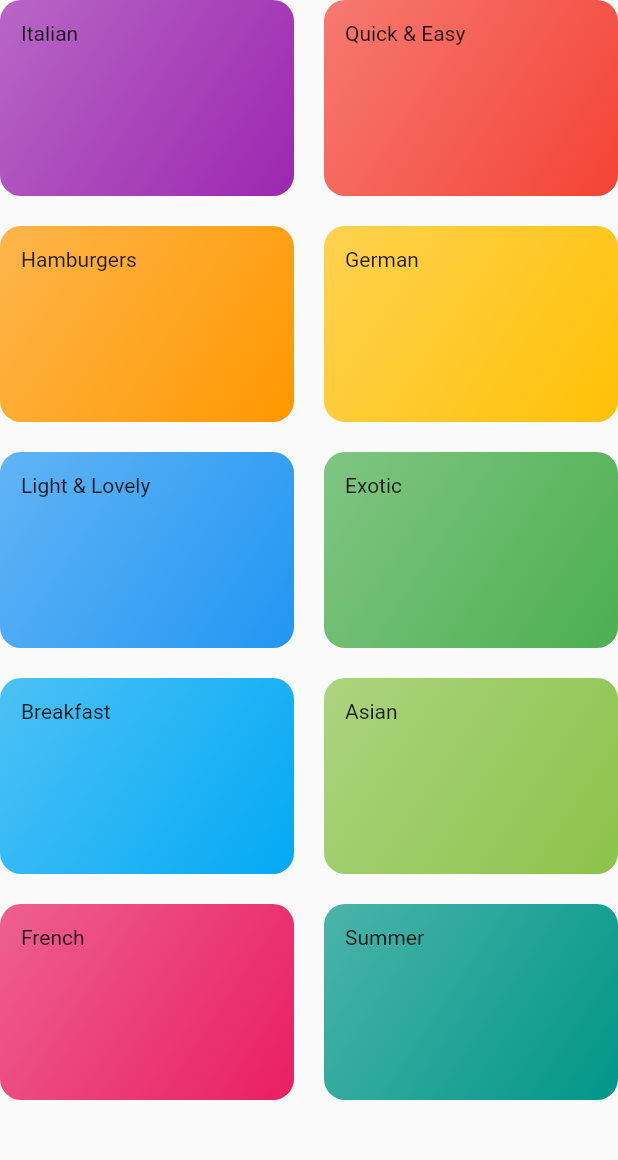
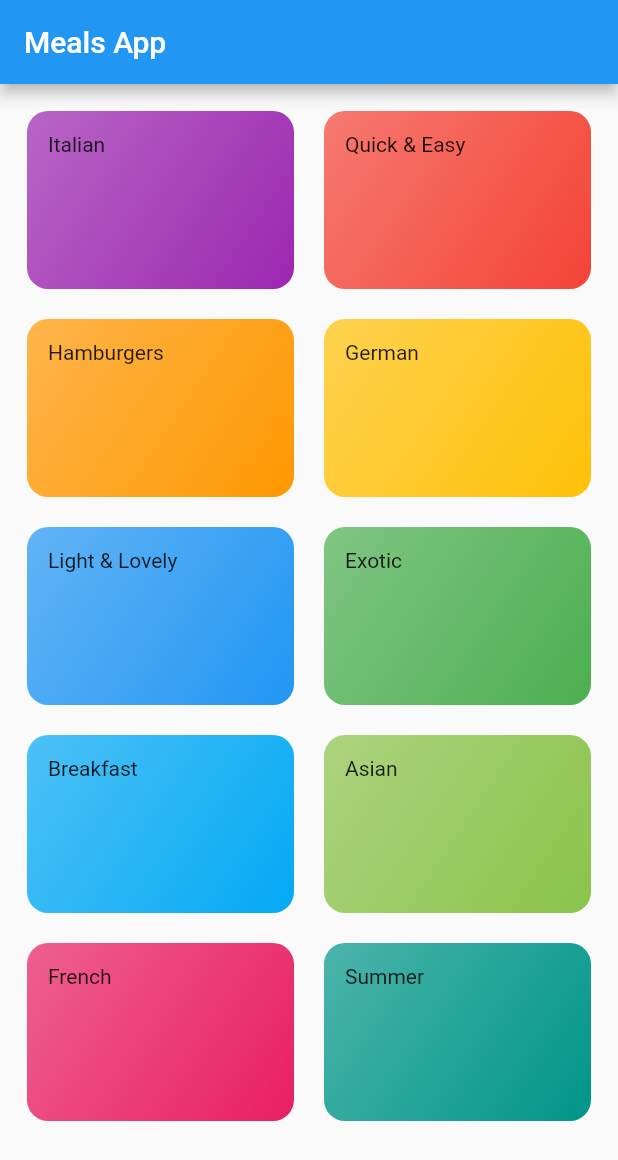
Before and after one commit to abdellatif-laghjaj/flutter_meals_app, a Flutter app: the screen it shows after launch, on a phone screen of 412 x 824 dp. Shown: the top 1160 px of the screen. Run offline on Flutter 3.47's test engine with Material 2 defaults, Android fonts, the phone set to English and light mode, and no system bars.

Commit message:
adding fonts

```diff
--- a/lib/categories_screen.dart
+++ b/lib/categories_screen.dart
@@ -1,4 +1,3 @@
-import 'package:flutter/cupertino.dart';
 import 'package:flutter/material.dart';
 import './dummy_data.dart';
 import './category_item.dart';
@@ -9,7 +8,11 @@ class CategoriesScreen extends StatelessWidget {
   @override
   Widget build(BuildContext context) {
     return Scaffold(
+      appBar: AppBar(
+        title: const Text("Meals App"),
+      ),
       body: GridView(
+        padding: EdgeInsets.all(18),
         children: DUMMY_CATEGORIES
             .map((catData) => CategoryItem(catData.title, catData.color))
             .toList(),
```
Also changed, not shown: assets/fonts/Raleway-Black.ttf (added), assets/fonts/Raleway-Bold.ttf (added), assets/fonts/Raleway-Regular.ttf (added), assets/fonts/RobotoCondensed-Bold.ttf (added), assets/fonts/RobotoCondensed-Italic.ttf (added), assets/fonts/RobotoCondensed-Light.ttf (added), assets/fonts/RobotoCondensed-Regular.ttf (added).
